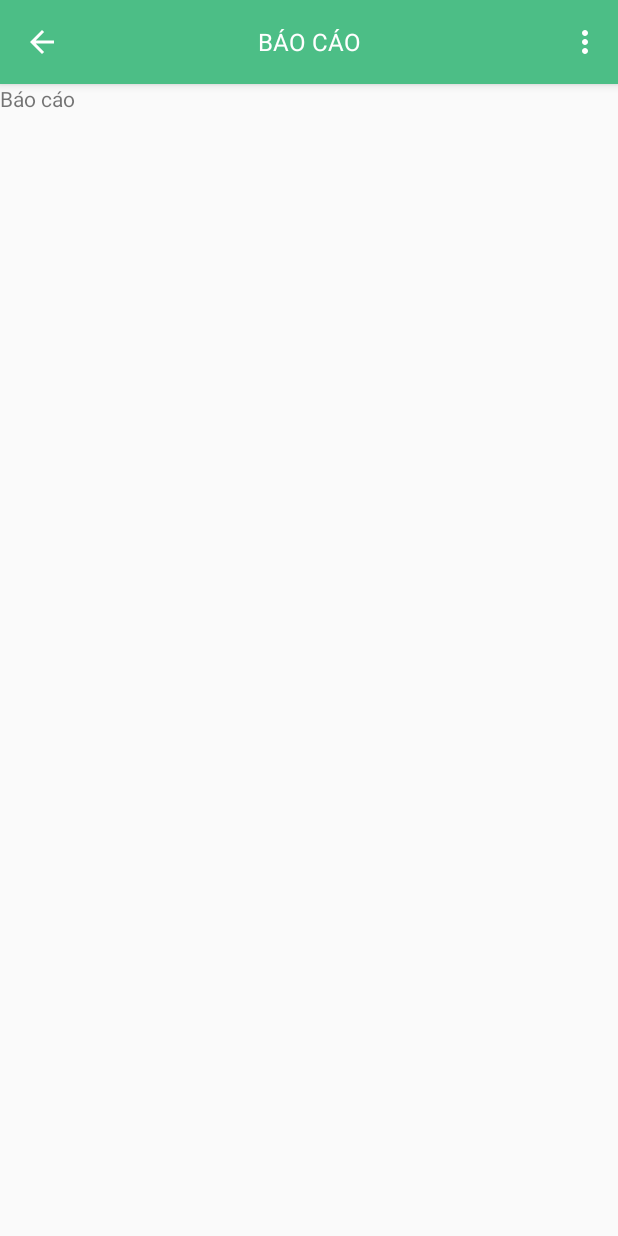
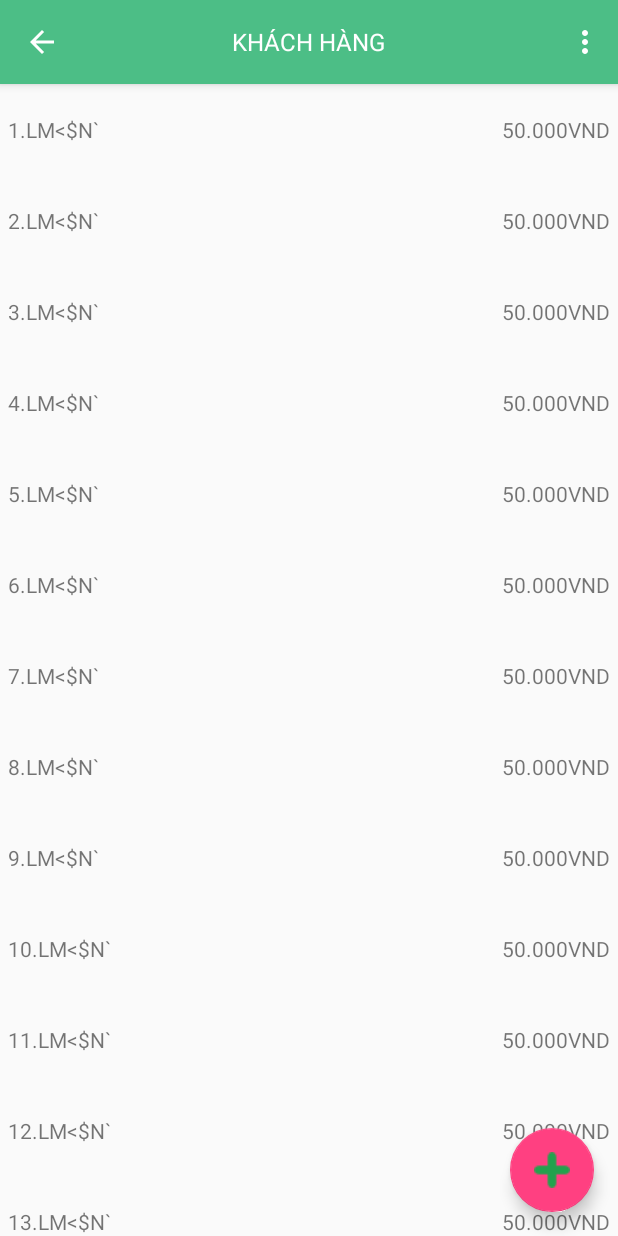
Before and after one commit to khoiln218/Coffee-Khoi-Nguyen, an Android app: the fragment SanPhamFragment placed in its activity, in the side drawer, after a tap on "Khách hàng", on a phone screen of 412 x 824 dp. Run offline under Robolectric (Android 15) with nearby library versions, the phone set to English and light mode, and no system bars.

Commit message:
-implement San pham -implement Khach hang

```diff
--- a/CapheKN/app/src/main/java/com/khoinguyen/caphekhoinguyen/MainActivity.java
+++ b/CapheKN/app/src/main/java/com/khoinguyen/caphekhoinguyen/MainActivity.java
@@ -133,6 +133,7 @@ public class MainActivity extends AppCompatActivity implements NavigationView.On
                 break;
             case R.id.nav_khach_hang:
                 openKhachHang();
+                break;
             case R.id.nav_bao_cao:
                 openBaoCao();
                 break;
--- a/CapheKN/app/src/main/java/com/khoinguyen/caphekhoinguyen/adapter/DonHangAdapter.java
+++ b/CapheKN/app/src/main/java/com/khoinguyen/caphekhoinguyen/adapter/DonHangAdapter.java
@@ -1,7 +1,6 @@
 package com.khoinguyen.caphekhoinguyen.adapter;
 
 import android.content.Context;
-import android.content.res.Resources;
 import android.support.v7.widget.RecyclerView;
 import android.text.TextUtils;
 import android.view.LayoutInflater;
@@ -12,9 +11,7 @@ import android.widget.ImageView;
 import android.widget.TextView;
 
 import com.khoinguyen.caphekhoinguyen.R;
-import com.khoinguyen.caphekhoinguyen.fragment.BanHangFragment;
 import com.khoinguyen.caphekhoinguyen.model.DonHang;
-import com.khoinguyen.caphekhoinguyen.utils.LogUtils;
 import com.khoinguyen.caphekhoinguyen.utils.Utils;
 
 import java.util.ArrayList;
@@ -53,7 +50,6 @@ public class DonHangAdapter extends RecyclerView.Adapter<DonHangAdapter.ViewHold
     @Override
     public void onBindViewHolder(final ViewHolder holder, int position) {
         holder.mItem = mValuesFilter.get(position);
-        Resources resources = holder.mView.getResources();
         String thoiGian = String.format(Locale.US, "%d. ", (position + 1)) + Utils.convTimestamp(holder.mItem.getThoiGianTao());
         holder.mTvThoiGianTao.setText(thoiGian);
         if (holder.mItem.getKhachHang() != null) {
@@ -63,7 +59,7 @@ public class DonHangAdapter extends RecyclerView.Adapter<DonHangAdapter.ViewHold
         }
         holder.mTvSanPham.setText(holder.mItem.getSanPham().getTenSP());
 
-        boolean isTracking = TextUtils.equals(holder.mItem.getTrangThai(), resources.getString(R.string.status_dang_xu_ly));
+        boolean isTracking = TextUtils.equals(holder.mItem.getTrangThai(), mContext.getString(R.string.status_dang_xu_ly));
         holder.mIvTrangThai.setImageResource(isTracking ? R.drawable.orderlist_07 : R.drawable.orderlist_08);
 
         holder.mView.setOnClickListener(new View.OnClickListener() {
--- /dev/null
+++ b/CapheKN/app/src/main/java/com/khoinguyen/caphekhoinguyen/adapter/KhachHangAdapter.java
@@ -0,0 +1,67 @@
+package com.khoinguyen.caphekhoinguyen.adapter;
+
+import android.content.Context;
+import android.support.annotation.NonNull;
+import android.support.v7.widget.RecyclerView;
+import android.view.LayoutInflater;
+import android.view.View;
+import android.view.ViewGroup;
+import android.widget.TextView;
+
+import com.khoinguyen.caphekhoinguyen.R;
+import com.khoinguyen.caphekhoinguyen.model.KhachHang;
+import com.khoinguyen.caphekhoinguyen.utils.Utils;
+
+import java.util.List;
+import java.util.Locale;
+
+public class KhachHangAdapter extends RecyclerView.Adapter<KhachHangAdapter.ViewHolder> {
+    private final List<KhachHang> mValues;
+    private Context mContext;
+
+    public KhachHangAdapter(Context context, List<KhachHang> items) {
+        mContext = context;
+        mValues = items;
+    }
+
+    @NonNull
+    @Override
+    public KhachHangAdapter.ViewHolder onCreateViewHolder(@NonNull ViewGroup parent, int viewType) {
+        View view = LayoutInflater.from(parent.getContext())
+                .inflate(R.layout.khach_hang_item, parent, false);
+        return new KhachHangAdapter.ViewHolder(view);
+    }
+
+    @Override
+    public void onBindViewHolder(@NonNull final ViewHolder holder, int position) {
+        holder.mItem = mValues.get(position);
+        holder.mTvTen.setText(String.format(Locale.US, "%d.", (position + 1)) + holder.mItem.getTenKH());
+        holder.mTvTongTien.setText("50.000VND");
+
+        holder.mView.setOnClickListener(new View.OnClickListener() {
+            @Override
+            public void onClick(View v) {
+                Utils.showToast(mContext, "Click name: " + holder.mItem.getTenKH());
+            }
+        });
+    }
+
+    @Override
+    public int getItemCount() {
+        return mValues.size();
+    }
+
+    public class ViewHolder extends RecyclerView.ViewHolder {
+        final View mView;
+        final TextView mTvTen;
+        final TextView mTvTongTien;
+        KhachHang mItem;
+
+        public ViewHolder(@NonNull View view) {
+            super(view);
+            mView = view;
+            mTvTen = (TextView) view.findViewById(R.id.tvTen);
+            mTvTongTien = (TextView) view.findViewById(R.id.tvTongTien);
+        }
+    }
+}
--- /dev/null
+++ b/CapheKN/app/src/main/java/com/khoinguyen/caphekhoinguyen/adapter/SanPhamAdapter.java
@@ -0,0 +1,69 @@
+package com.khoinguyen.caphekhoinguyen.adapter;
+
+import android.content.Context;
+import android.support.annotation.NonNull;
+import android.support.v7.widget.RecyclerView;
+import android.view.LayoutInflater;
+import android.view.View;
+import android.view.ViewGroup;
+import android.widget.TextView;
+
+import com.khoinguyen.caphekhoinguyen.R;
+import com.khoinguyen.caphekhoinguyen.model.SanPham;
+import com.khoinguyen.caphekhoinguyen.utils.Utils;
+
+import java.text.DecimalFormat;
+import java.util.List;
+import java.util.Locale;
+
+public class SanPhamAdapter extends RecyclerView.Adapter<SanPhamAdapter.ViewHolder> {
+    private final List<SanPham> mValues;
+    private Context mContext;
+
+    public SanPhamAdapter(Context mContext, List<SanPham> items) {
+        this.mContext = mContext;
+        this.mValues = items;
+    }
+
+    @NonNull
+    @Override
+    public ViewHolder onCreateViewHolder(@NonNull ViewGroup parent, int viewType) {
+        View view = LayoutInflater.from(parent.getContext())
+                .inflate(R.layout.san_pham_item, parent, false);
+        return new SanPhamAdapter.ViewHolder(view);
+    }
+
+    @Override
+    public void onBindViewHolder(@NonNull final ViewHolder holder, int position) {
+        holder.mItem = mValues.get(position);
+        holder.mTvTen.setText(String.format(Locale.US, "%d.", (position + 1)) + holder.mItem.getTenSP());
+        String formattedPrice = new DecimalFormat("##,##0VNĐ").format(holder.mItem.getDonGia());
+        holder.mTvDonGia.setText(formattedPrice);
+
+        holder.mView.setOnClickListener(new View.OnClickListener() {
+            @Override
+            public void onClick(View v) {
+                Utils.showToast(mContext, "Click SP: " + holder.mItem.getTenSP());
+            }
+        });
+    }
+
+    @Override
+    public int getItemCount() {
+        return mValues.size();
+    }
+
+    public class ViewHolder extends RecyclerView.ViewHolder {
+        final View mView;
+        final TextView mTvTen;
+        final TextView mTvDonGia;
+        SanPham mItem;
+
+        public ViewHolder(@NonNull View view) {
+            super(view);
+            mView = view;
+            mTvTen = (TextView) view.findViewById(R.id.tvTen);
+            mTvDonGia = (TextView) view.findViewById(R.id.tvDonGia);
+        }
+    }
+}
--- a/CapheKN/app/src/main/java/com/khoinguyen/caphekhoinguyen/fragment/BanHangFragment.java
+++ b/CapheKN/app/src/main/java/com/khoinguyen/caphekhoinguyen/fragment/BanHangFragment.java
@@ -1,7 +1,6 @@
 package com.khoinguyen.caphekhoinguyen.fragment;
 
 
-import android.content.Context;
 import android.os.Bundle;
 import android.support.design.widget.FloatingActionButton;
 import android.support.v4.app.Fragment;
@@ -17,6 +16,7 @@ import com.khoinguyen.caphekhoinguyen.model.DonHang;
 import com.khoinguyen.caphekhoinguyen.model.KhachHang;
 import com.khoinguyen.caphekhoinguyen.model.SanPham;
 import com.khoinguyen.caphekhoinguyen.utils.LogUtils;
+import com.khoinguyen.caphekhoinguyen.utils.Utils;
 
 import java.util.ArrayList;
 import java.util.List;
@@ -26,6 +26,8 @@ import java.util.Random;
  * A simple {@link Fragment} subclass.
  */
 public class BanHangFragment extends Fragment {
+    private static final String TAG = "BanHangFragment";
+
     private List<DonHang> mDonHangs;
     private RecyclerView mRecyclerView;
     private DonHangAdapter mAdapter;
@@ -33,7 +35,6 @@ public class BanHangFragment extends Fragment {
     public BanHangFragment() {
         // Required empty public constructor
     }
-
 
     @Override
     public View onCreateView(LayoutInflater inflater, ViewGroup container,
@@ -51,14 +52,8 @@ public class BanHangFragment extends Fragment {
         return view;
     }
 
-    @Override
-    public void onAttach(Context context) {
-        super.onAttach(context);
-    }
-
-    @Override
-    public void onDetach() {
-        super.onDetach();
+    private void banHang() {
+        LogUtils.d(TAG, "Click ban hang");
     }
 
     @Override
@@ -78,15 +73,14 @@ public class BanHangFragment extends Fragment {
     }
 
     private List<DonHang> getDonHangs() {
-        KhachHang kh = new KhachHang(1, "Nam");
-        SanPham sp = new SanPham(1, "Bò húc", 20000);
+        KhachHang kh;
+        SanPham sp;
         List<DonHang> donHangs = new ArrayList<>();
-        for (int i = 0; i < 20; i++)
-            donHangs.add(0, new DonHang(i, System.currentTimeMillis() + new Random().nextInt(), getString(R.string.status_dang_xu_ly), kh, sp));
+        for (int i = 0; i < 20; i++) {
+            sp = new SanPham(i, Utils.randomName(10), 10000 + new Random().nextInt(5000));
+            kh = new KhachHang(i, Utils.randomName(10));
+            donHangs.add(new DonHang(i, System.currentTimeMillis(), getString(R.string.status_dang_xu_ly), kh, sp));
+        }
         return donHangs;
     }
-
-    private void banHang() {
-        LogUtils.d("BanHangFragment", "Click ban hang");
-    }
 }
--- a/CapheKN/app/src/main/java/com/khoinguyen/caphekhoinguyen/fragment/KhachHangFragment.java
+++ b/CapheKN/app/src/main/java/com/khoinguyen/caphekhoinguyen/fragment/KhachHangFragment.java
@@ -2,29 +2,81 @@ package com.khoinguyen.caphekhoinguyen.fragment;
 
 
 import android.os.Bundle;
+import android.support.design.widget.FloatingActionButton;
 import android.support.v4.app.Fragment;
+import android.support.v7.widget.LinearLayoutManager;
+import android.support.v7.widget.RecyclerView;
 import android.view.LayoutInflater;
 import android.view.View;
 import android.view.ViewGroup;
 
 import com.khoinguyen.caphekhoinguyen.R;
+import com.khoinguyen.caphekhoinguyen.adapter.DonHangAdapter;
+import com.khoinguyen.caphekhoinguyen.adapter.KhachHangAdapter;
+import com.khoinguyen.caphekhoinguyen.model.DonHang;
+import com.khoinguyen.caphekhoinguyen.model.KhachHang;
+import com.khoinguyen.caphekhoinguyen.model.SanPham;
+import com.khoinguyen.caphekhoinguyen.utils.LogUtils;
+import com.khoinguyen.caphekhoinguyen.utils.Utils;
+
+import java.util.ArrayList;
+import java.util.List;
+import java.util.Random;
 
 /**
  * A simple {@link Fragment} subclass.
  */
 public class KhachHangFragment extends Fragment {
+    private static final String TAG = "KhachHangFragment";
 
+    private List<KhachHang> mKhachHangs;
+    private RecyclerView mRecyclerView;
+    private KhachHangAdapter mAdapter;
 
     public KhachHangFragment() {
         // Required empty public constructor
     }
 
-
     @Override
     public View onCreateView(LayoutInflater inflater, ViewGroup container,
                              Bundle savedInstanceState) {
-        // Inflate the layout for this fragment
-        return inflater.inflate(R.layout.fragment_khach_hang, container, false);
+        View view = inflater.inflate(R.layout.fragment_ban_hang, container, false);
+        mRecyclerView = (RecyclerView) view.findViewById(R.id.list);
+        mRecyclerView.setLayoutManager(new LinearLayoutManager(view.getContext()));
+        FloatingActionButton fab = view.findViewById(R.id.fab);
+        fab.setOnClickListener(new View.OnClickListener() {
+            @Override
+            public void onClick(View view) {
+                themKhachHang();
+            }
+        });
+        return view;
     }
 
+    private void themKhachHang() {
+        LogUtils.d(TAG, "Click them khach hang");
+    }
+
+    @Override
+    public void onResume() {
+        super.onResume();
+        if (null != mAdapter) {
+            mRecyclerView.setAdapter(mAdapter);
+        } else {
+            getKhachHangList();
+        }
+    }
+
+    private void getKhachHangList() {
+        mKhachHangs = getKhachHangs();
+        mAdapter = new KhachHangAdapter(getActivity(), mKhachHangs);
+        mRecyclerView.setAdapter(mAdapter);
+    }
+
+    private List<KhachHang> getKhachHangs() {
+        List<KhachHang> khachHangs = new ArrayList<>();
+        for (int i = 0; i < 20; i++)
+            khachHangs.add(new KhachHang(i, Utils.randomName(10)));
+        return khachHangs;
+    }
 }
--- a/CapheKN/app/src/main/java/com/khoinguyen/caphekhoinguyen/fragment/SanPhamFragment.java
+++ b/CapheKN/app/src/main/java/com/khoinguyen/caphekhoinguyen/fragment/SanPhamFragment.java
@@ -2,29 +2,78 @@ package com.khoinguyen.caphekhoinguyen.fragment;
 
 
 import android.os.Bundle;
+import android.support.design.widget.FloatingActionButton;
 import android.support.v4.app.Fragment;
+import android.support.v7.widget.LinearLayoutManager;
+import android.support.v7.widget.RecyclerView;
 import android.view.LayoutInflater;
 import android.view.View;
 import android.view.ViewGroup;
 
 import com.khoinguyen.caphekhoinguyen.R;
+import com.khoinguyen.caphekhoinguyen.adapter.SanPhamAdapter;
+import com.khoinguyen.caphekhoinguyen.model.SanPham;
+import com.khoinguyen.caphekhoinguyen.utils.LogUtils;
+import com.khoinguyen.caphekhoinguyen.utils.Utils;
+
+import java.util.ArrayList;
+import java.util.List;
+import java.util.Random;
 
 /**
  * A simple {@link Fragment} subclass.
  */
 public class SanPhamFragment extends Fragment {
+    private static final String TAG = "SanPhamFragment";
 
+    private List<SanPham> mSanPhams;
+    private RecyclerView mRecyclerView;
+    private SanPhamAdapter mAdapter;
 
     public SanPhamFragment() {
         // Required empty public constructor
     }
 
-
     @Override
     public View onCreateView(LayoutInflater inflater, ViewGroup container,
                              Bundle savedInstanceState) {
-        // Inflate the layout for this fragment
-        return inflater.inflate(R.layout.fragment_san_pham, container, false);
+        View view = inflater.inflate(R.layout.fragment_ban_hang, container, false);
+        mRecyclerView = (RecyclerView) view.findViewById(R.id.list);
+        mRecyclerView.setLayoutManager(new LinearLayoutManager(view.getContext()));
+        FloatingActionButton fab = view.findViewById(R.id.fab);
+        fab.setOnClickListener(new View.OnClickListener() {
+            @Override
+            public void onClick(View view) {
+                themSanPham();
+            }
+        });
+        return view;
     }
 
+    private void themSanPham() {
+        LogUtils.d(TAG, "Click them san pham");
+    }
+
+    @Override
+    public void onResume() {
+        super.onResume();
+        if (null != mAdapter) {
+            mRecyclerView.setAdapter(mAdapter);
+        } else {
+            getSanPhamList();
+        }
+    }
+
+    private void getSanPhamList() {
+        mSanPhams = getSanPhams();
+        mAdapter = new SanPhamAdapter(getActivity(), mSanPhams);
+        mRecyclerView.setAdapter(mAdapter);
+    }
+
+    private List<SanPham> getSanPhams() {
+        List<SanPham> sanPhams = new ArrayList<>();
+        for (int i = 0; i < 20; i++)
+            sanPhams.add(new SanPham(i, Utils.randomName(10), 5000 + new Random().nextInt(15000)));
+        return sanPhams;
+    }
 }
--- a/CapheKN/app/src/main/java/com/khoinguyen/caphekhoinguyen/utils/Utils.java
+++ b/CapheKN/app/src/main/java/com/khoinguyen/caphekhoinguyen/utils/Utils.java
@@ -17,6 +17,7 @@ import java.text.SimpleDateFormat;
 import java.util.Calendar;
 import java.util.Date;
 import java.util.Locale;
+import java.util.Random;
 import java.util.TimeZone;
 import java.util.regex.Matcher;
 import java.util.regex.Pattern;
@@ -154,4 +155,16 @@ public final class Utils {
     public static long getTimeStamp(String inputString) {
         return getTimeStamp(inputString, "");
     }
+
+    public static String randomName(int lenght) {
+        Random generator = new Random();
+        StringBuilder randomStringBuilder = new StringBuilder();
+        int randomLength = generator.nextInt(lenght);
+        char tempChar;
+        for (int i = 0; i < randomLength; i++) {
+            tempChar = (char) (generator.nextInt(96) + 32);
+            randomStringBuilder.append(tempChar);
+        }
+        return randomStringBuilder.toString();
+    }
 }
--- a/CapheKN/app/src/main/res/layout/fragment_ban_hang.xml
+++ b/CapheKN/app/src/main/res/layout/fragment_ban_hang.xml
@@ -15,5 +15,5 @@
         android:layout_height="wrap_content"
         android:layout_gravity="bottom|end"
         android:layout_margin="@dimen/fab_margin"
-        app:srcCompat="@android:drawable/ic_dialog_email" />
+        app:srcCompat="@drawable/btn_add" />
 </android.support.design.widget.CoordinatorLayout>
--- /dev/null
+++ b/CapheKN/app/src/main/res/layout/khach_hang_item.xml
@@ -0,0 +1,22 @@
+<?xml version="1.0" encoding="utf-8"?>
+<RelativeLayout xmlns:android="http://schemas.android.com/apk/res/android"
+    android:layout_width="match_parent"
+    android:layout_height="wrap_content"
+    android:layout_marginVertical="15dp">
+
+    <TextView
+        android:id="@+id/tvTen"
+        android:layout_width="wrap_content"
+        android:layout_height="wrap_content"
+        android:padding="5dp"
+        android:text="Khôi" />
+
+    <TextView
+        android:id="@+id/tvTongTien"
+        android:layout_width="wrap_content"
+        android:layout_height="wrap_content"
+        android:layout_alignParentRight="true"
+        android:padding="5dp"
+        android:text="50.000VND" />
+
+</RelativeLayout>
```
Also changed, not shown: CapheKN/app/src/main/res/layout/fragment_khach_hang.xml (+14 -9 lines), CapheKN/app/src/main/res/layout/fragment_san_pham.xml (+14 -9 lines), CapheKN/app/src/main/res/layout/san_pham_item.xml (added, +22 -0 lines), CapheKN/app/src/main/res/drawable/btn_add.png (added).
